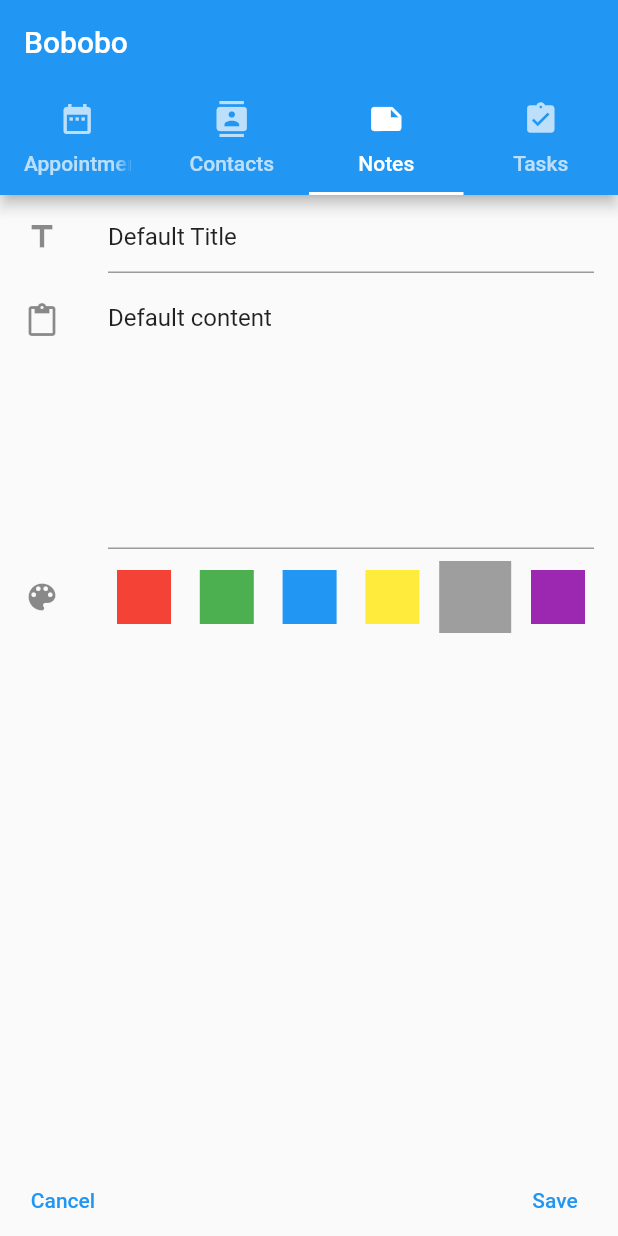
After one commit to CristiArde/flutter_playground, a Flutter app: the screen it shows after launch, tab 3 chosen, after a tap on the "add" icon, on a phone screen of 412 x 824 dp. The commit adds this screen. Run offline on Flutter 3.47's test engine with Material 2 defaults, Android fonts, the phone set to English and light mode, and no system bars; our stand-ins replace flutter_slidable, sqflite; missing offline and left inert: enum_to_string; accounts and stored records are empty.

Commit message:
stable version of Notes tab

```diff
--- /dev/null
+++ b/pim_app/lib/notes/Note.dart
@@ -0,0 +1,27 @@
+import 'package:flutter/material.dart';
+import 'package:scoped_model/scoped_model.dart';
+import 'NoteDBWorker.dart';
+import 'NoteEntry.dart';
+import 'NoteList.dart';
+import 'NoteModel.dart' show noteModel, NoteModel;
+
+class Note extends StatelessWidget {
+  Note() {
+    noteModel.loadData("notes", NoteDBWorker.db);
+  }
+
+  @override
+  Widget build(BuildContext context) {
+    return ScopedModel<NoteModel>(model: noteModel,
+        child: ScopedModelDescendant(
+          builder: (BuildContext context, Widget? child, NoteModel model) {
+            return IndexedStack(
+              index: model.stackIndex,
+              children: [NoteList(), NoteEntry()],
+            );
+          },
+        ));
+  }
+
+
+}
--- /dev/null
+++ b/pim_app/lib/notes/NoteDBWorker.dart
@@ -0,0 +1,168 @@
+import "package:path/path.dart";
+import "package:sqflite/sqflite.dart";
+import "../utils.dart" as utils;
+import "NoteModel.dart";
+
+class NoteDBWorker {
+  NoteDBWorker._();
+
+  static final NoteDBWorker db = NoteDBWorker._();
+
+  /// The one and only database instance.
+  Database? _db;
+
+  /// Get singleton instance, create if not available yet.
+  ///
+  /// @return The one and only Database instance.
+  Future get database async {
+    if (_db == null) {
+      _db = await init();
+    }
+
+    print("## Notes NotesDBWorker.get-database(): _db = $_db");
+
+    return _db;
+  }
+
+  /* End database getter. */
+
+  /// Initialize database.
+  ///
+  /// @return A Database instance.
+  Future<Database> init() async {
+    print("Notes NotesDBWorker.init()");
+
+    String path = join(utils.docsDir!.path, "notes.db");
+    print("## notes NotesDBWorker.init(): path = $path");
+    Database db = await openDatabase(path, version: 1, onOpen: (db) {},
+        onCreate: (Database inDB, int inVersion) async {
+      await inDB.execute("CREATE TABLE IF NOT EXISTS notes ("
+          "id INTEGER PRIMARY KEY,"
+          "title TEXT,"
+          "content TEXT,"
+          "color TEXT"
+          ")");
+    });
+    return db;
+  }
+
+  /* End init(). */
+
+  /// Create a Note from a Map.
+  Note noteFromMap(Map noteMap) {
+    print("## Notes NotesDBWorker.noteFromMap(): inMap = $noteMap");
+
+    Note note = Note();
+    note.id = noteMap["id"];
+    note.title = noteMap["title"];
+    note.content = noteMap["content"];
+    note.color = noteMap["color"];
+
+    print("## Notes NotesDBWorker.noteFromMap(): note = $note");
+
+    return note;
+  }
+
+  /* End noteFromMap(); */
+
+  /// Create a Map from a Note.
+  Map<String, dynamic> noteToMap(Note note) {
+    print("## Notes NotesDBWorker.noteToMap(): inNote = $note");
+
+    Map<String, dynamic> map = Map<String, dynamic>();
+    map["id"] = note.id;
+    map["title"] = note.title;
+    map["content"] = note.content;
+    map["color"] = note.color;
+
+    print("## notes NotesDBWorker.noteToMap(): map = $map");
+
+    return map;
+  }
+
+  /* End noteToMap(). */
+
+  /// Create a note.
+  ///
+  /// @param  inNote The Note object to create.
+  /// @return        Future.
+  Future create(Note note) async {
+    print("## Notes NotesDBWorker.create(): inNote = $note");
+
+    Database db = await database;
+
+    // Get largest current id in the table, plus one, to be the new ID.
+    var val = await db.rawQuery("SELECT MAX(id) + 1 AS id FROM notes");
+    var id = val.first["id"];
+    if (id == null) {
+      id = 1;
+    }
+
+    // Insert into table.
+    return await db.rawInsert(
+        "INSERT INTO notes (id, title, content, color) VALUES (?, ?, ?, ?)",
+        [id, note.title, note.content, note.color]);
+  }
+
+  /* End create(). */
+
+  /// Get a specific note.
+  ///
+  /// @param  inID The ID of the note to get.
+  /// @return      The corresponding Note object.
+  Future<Note> get(int inID) async {
+    print("## Notes NotesDBWorker.get(): inID = $inID");
+
+    Database db = await database;
+    var rec = await db.query("notes", where: "id = ?", whereArgs: [inID]);
+
+    print("## Notes NotesDBWorker.get(): rec.first = $rec.first");
+
+    return noteFromMap(rec.first);
+  }
+
+  /* End get(). */
+
+  /// Get all notes.
+  ///
+  /// @return A List of Note objects.
+  Future<List> getAll() async {
+    print("## Notes NotesDBWorker.getAll()");
+
+    Database db = await database;
+    var recs = await db.query("notes");
+    var list = recs.isNotEmpty ? recs.map((m) => noteFromMap(m)).toList() : [];
+
+    print("## Notes NotesDBWorker.getAll(): list = $list");
+
+    return list;
+  }
+
+  /* End getAll(). */
+
+  /// Update a note.
+  ///
+  /// @param inNote The note to update.
+  /// @return       Future.
+  Future update(Note note) async {
+    print("## Notes NotesDBWorker.update(): inNote = $note");
+
+    Database db = await database;
+    return await db.update("notes", noteToMap(note),
+        where: "id = ?", whereArgs: [note.id]);
+  }
+
+  /* End update(). */
+
+  /// Delete a note.
+  ///
+  /// @param inID The ID of the note to delete.
+  /// @return     Future.
+  Future delete(int id) async {
+    print("## Notes NotesDBWorker.delete(): inID = $id");
+
+    Database db = await database;
+    return await db.delete("notes", where: "id = ?", whereArgs: [id]);
+  }
+/* End delete(). */
+}
--- /dev/null
+++ b/pim_app/lib/notes/NoteEntry.dart
@@ -0,0 +1,171 @@
+import 'package:flutter/cupertino.dart';
+import 'package:flutter/material.dart';
+import 'package:pim_app/notes/NoteModel.dart' show NoteModel, noteModel;
+import 'package:scoped_model/scoped_model.dart';
+
+import 'NoteDBWorker.dart';
+
+class NoteEntry extends StatelessWidget {
+  final TextEditingController _titleEditingController = TextEditingController();
+  final TextEditingController _contentEditingController = TextEditingController();
+  final GlobalKey<FormState> _formKey = GlobalKey<FormState>();
+
+  NoteEntry() {
+    _titleEditingController.addListener(() => noteModel.entityBeingEdited.tile = _titleEditingController.text);
+    _contentEditingController.addListener(() => noteModel.entityBeingEdited.content = _contentEditingController.text);
+  }
+
+  @override
+  Widget build(BuildContext context) {
+    print("## NotesEntry.build()");
+
+    // Set value of controllers.
+    if (noteModel.entityBeingEdited != null) {
+      _titleEditingController.text = noteModel.entityBeingEdited.title;
+      _contentEditingController.text = noteModel.entityBeingEdited.content;
+    }
+
+    // Return widget.
+    return ScopedModel(
+        model: noteModel,
+        child: ScopedModelDescendant<NoteModel>(builder: (BuildContext inContext, Widget? inChild, NoteModel inModel) {
+          return Scaffold(
+              bottomNavigationBar: Padding(
+                  padding: EdgeInsets.symmetric(vertical: 0, horizontal: 10),
+                  child: Row(children: [
+                    TextButton(
+                        child: Text("Cancel"),
+                        onPressed: () {
+                          // Hide soft keyboard.
+                          FocusScope.of(inContext).requestFocus(FocusNode());
+                          // Go back to the list view.
+                          inModel.setStackIndex(0);
+                        }),
+                    Spacer(),
+                    TextButton(
+                        child: Text("Save"),
+                        onPressed: () {
+                          _save(inContext, noteModel);
+                        })
+                  ])),
+              body: Form(
+                  key: _formKey,
+                  child: ListView(children: [
+                    // Title.
+                    ListTile(
+                        leading: Icon(Icons.title),
+                        title: TextFormField(
+                            decoration: InputDecoration(hintText: "Title"),
+                            controller: _titleEditingController,
+                            )),
+                    // Content.
+                    ListTile(
+                        leading: Icon(Icons.content_paste),
+                        title: TextFormField(
+                            keyboardType: TextInputType.multiline,
+                            maxLines: 8,
+                            decoration: InputDecoration(hintText: "Content"),
+                            controller: _contentEditingController,
+                        )),
+                    // Note color.
+                    ListTile(
+                        leading: Icon(Icons.color_lens),
+                        title: Row(children: [
+                          GestureDetector(
+                              child: Container(
+                                  decoration: ShapeDecoration(
+                                      shape: Border.all(color: Colors.red, width: 18) + Border.all(width: 6, color: noteModel.color == "red" ? Colors.red : Theme.of(inContext).canvasColor))),
+                              onTap: () {
+                                noteModel.entityBeingEdited.color = "red";
+                                noteModel.setColor("red");
+                              }),
+                          Spacer(),
+                          GestureDetector(
+                              child: Container(
+                                  decoration: ShapeDecoration(
+                                      shape: Border.all(color: Colors.green, width: 18) + Border.all(width: 6, color: noteModel.color == "green" ? Colors.green : Theme.of(inContext).canvasColor))),
+                              onTap: () {
+                                noteModel.entityBeingEdited.color = "green";
+                                noteModel.setColor("green");
+                              }),
+                          Spacer(),
+                          GestureDetector(
+                              child: Container(
+                                  decoration: ShapeDecoration(
+                                      shape: Border.all(color: Colors.blue, width: 18) + Border.all(width: 6, color: noteModel.color == "blue" ? Colors.blue : Theme.of(inContext).canvasColor))),
+                              onTap: () {
+                                noteModel.entityBeingEdited.color = "blue";
+                                noteModel.setColor("blue");
+                              }),
+                          Spacer(),
+                          GestureDetector(
+                              child: Container(
+                                  decoration: ShapeDecoration(
+                                      shape: Border.all(color: Colors.yellow, width: 18) + Border.all(width: 6, color: noteModel.color == "yellow" ? Colors.yellow : Theme.of(inContext).canvasColor))),
+                              onTap: () {
+                                noteModel.entityBeingEdited.color = "yellow";
+                                noteModel.setColor("yellow");
+                              }),
+                          Spacer(),
+                          GestureDetector(
+                              child: Container(
+                                  decoration: ShapeDecoration(
+                                      shape: Border.all(color: Colors.grey, width: 18) + Border.all(width: 6, color: noteModel.color == "grey" ? Colors.grey : Theme.of(inContext).canvasColor))),
+                              onTap: () {
+                                noteModel.entityBeingEdited.color = "grey";
+                                noteModel.setColor("grey");
+                              }),
+                          Spacer(),
+                          GestureDetector(
+                              child: Container(
+                                  decoration: ShapeDecoration(
+                                      shape: Border.all(color: Colors.purple, width: 18) + Border.all(width: 6, color: noteModel.color == "purple" ? Colors.purple : Theme.of(inContext).canvasColor))),
+                              onTap: () {
+                                noteModel.entityBeingEdited.color = "purple";
+                                noteModel.setColor("purple");
+                              })
+                        ]))
+                  ] /* End Column children. */
+                      ) /* End ListView. */
+                  ) /* End Form. */
+              ); /* End Scaffold. */
+        } /* End ScopedModelDescendant builder(). */
+            ) /* End ScopedModelDescendant. */
+        ); /* End ScopedModel. */
+  }
+
+  Future<void> _save(BuildContext inContext, NoteModel inModel) async {
+    if (!_formKey.currentState!.validate()) { return; }
+
+    // Creating a new note.
+    if (inModel.entityBeingEdited.id == -1) {
+
+      print("## NotesEntry._save(): Creating: ${inModel.entityBeingEdited}");
+      await NoteDBWorker.db.create(noteModel.entityBeingEdited);
+
+      // Updating an existing note.
+    } else {
+
+      print("## NotesEntry._save(): Updating: ${inModel.entityBeingEdited}");
+      await NoteDBWorker.db.update(noteModel.entityBeingEdited);
+
+    }
+
+    // Reload data from database to update list.
+    noteModel.loadData("notes", NoteDBWorker.db);
+
+    // Go back to the list view.
+    noteModel.setStackIndex(0);
+
+    // Show SnackBar.
+    ScaffoldMessenger.of(inContext).showSnackBar(
+        SnackBar(
+            backgroundColor : Colors.green,
+            duration : Duration(seconds : 2),
+            content : Text("Note saved")
+        )
+    );
+  }
+/* End build(). */
+
+}
--- /dev/null
+++ b/pim_app/lib/notes/NoteList.dart
@@ -0,0 +1,134 @@
+import "package:flutter/material.dart";
+import 'package:pim_app/notes/NoteDBWorker.dart';
+import "package:scoped_model/scoped_model.dart";
+import "package:flutter_slidable/flutter_slidable.dart";
+import "NoteDBWorker.dart" show NoteDBWorker;
+import "NoteModel.dart" show Note, NoteModel, noteModel;
+import 'package:flutter/cupertino.dart';
+
+class NoteList extends StatelessWidget {
+  @override
+  Widget build(BuildContext inContext) {
+    print("## noteList.build()");
+
+    // Return widget.
+    return ScopedModel<NoteModel>(
+        model: noteModel,
+        child: ScopedModelDescendant<NoteModel>(builder:
+                (BuildContext inContext, Widget? inChild, NoteModel inModel) {
+          return Scaffold(
+              // Add note.
+              floatingActionButton: FloatingActionButton(
+                  child: Icon(Icons.add, color: Colors.white),
+                  onPressed: () async {
+                    noteModel.entityBeingEdited = Note();
+                    noteModel.setColor("grey");
+                    noteModel.setStackIndex(1);
+                  }),
+              body: ListView.builder(
+                  itemCount: noteModel.entityList.length,
+                  itemBuilder: (BuildContext inBuildContext, int inIndex) {
+                    Note note = noteModel.entityList[inIndex];
+                    // Determine note background color (default to white if none was selected).
+                    Color color = Colors.white;
+                    switch (note.color) {
+                      case "red":
+                        color = Colors.red;
+                        break;
+                      case "green":
+                        color = Colors.green;
+                        break;
+                      case "blue":
+                        color = Colors.blue;
+                        break;
+                      case "yellow":
+                        color = Colors.yellow;
+                        break;
+                      case "grey":
+                        color = Colors.grey;
+                        break;
+                      case "purple":
+                        color = Colors.purple;
+                        break;
+                    }
+                    return Container(
+                        padding: EdgeInsets.fromLTRB(20, 20, 20, 0),
+                        child: Slidable(
+                            actionPane: SlidableDrawerActionPane(),
+                            actionExtentRatio: .25,
+                            secondaryActions: [
+                              IconSlideAction(
+                                  caption: "Delete",
+                                  color: Colors.red,
+                                  icon: Icons.delete,
+                                  onTap: () => _deleteNote(inContext, note))
+                            ],
+                            child: Card(
+                                elevation: 8,
+                                color: color,
+                                child: ListTile(
+                                    title: Text("${note.title}"),
+                                    subtitle: Text("${note.content}"),
+                                    // Edit existing note.
+                                    onTap: () async {
+                                      // Get the data from the database and send to the edit view.
+                                      noteModel.entityBeingEdited =
+                                          await NoteDBWorker.db.get(note.id);
+                                      noteModel.setColor(
+                                          noteModel.entityBeingEdited.color);
+                                      noteModel.setStackIndex(1);
+                                    })) /* End Card. */
+                            ) /* End Slidable. */
+                        ); /* End Container. */
+                  } /* End itemBuilder. */
+                  ) /* End End ListView.builder. */
+              ); /* End Scaffold. */
+        } /* End ScopedModelDescendant builder. */
+            ) /* End ScopedModelDescendant. */
+        ); /* End ScopedModel. */
+  }
+
+/* End build(). */
+
+  /// Show a dialog requesting delete confirmation.
+  ///
+  /// @param  inContext The BuildContext of the parent Widget.
+  /// @param  inNote    The note (potentially) being deleted.
+  /// @return           Future.
+  Future _deleteNote(BuildContext parentContext, Note note) async {
+    print("## NotestList._deleteNote(): inNote = $note");
+
+    return showDialog(
+        context: parentContext,
+        barrierDismissible: false,
+        builder: (BuildContext alertContext) {
+          return AlertDialog(
+              title: Text("Delete Note"),
+              content: Text("Are you sure you want to delete ${note.title}?"),
+              actions: [
+                TextButton(
+                    child: Text("Cancel"),
+                    onPressed: () {
+                      // Just hide dialog.
+                      Navigator.of(alertContext).pop();
+                    }),
+                TextButton(
+                    child: Text("Delete"),
+                    onPressed: () async {
+                      // Delete from database, then hide dialog, show SnackBar, then re-load data for the list.
+                      await NoteDBWorker.db.delete(note.id);
+                      Navigator.of(alertContext).pop();
+                      ScaffoldMessenger.of(parentContext).showSnackBar(
+                          const SnackBar(
+                              backgroundColor: Colors.red,
+                              duration: Duration(seconds: 2),
+                              content: Text("Note deleted")));
+                      // Reload data from database to update list.
+                      noteModel.loadData("notes", NoteDBWorker.db);
+                    })
+              ]);
+        });
+  }
+/* End _deleteNote(). */
+
+}
--- /dev/null
+++ b/pim_app/lib/notes/NoteModel.dart
@@ -0,0 +1,31 @@
+import "../BaseModel.dart";
+
+/// A class representing this PIM entity type.
+class Note {
+  /// The fields this entity type contains.
+  int id = -1;
+  String title = "Default Title";
+  String content = "Default content";
+  String color = "Grey";
+
+
+
+  /// Just for debugging, so we get something useful in the console.
+  String toString() {
+    return "{ id=$id, title=$title, content=$content, color=$color }";
+  }
+}
+
+
+class NoteModel extends BaseModel {
+  var _color = "Grey";
+
+  void setColor(String color){
+    this._color = color;
+    notifyListeners();
+  }
+
+  get color => _color;
+}
+
+NoteModel noteModel = NoteModel();
```
Also changed, not shown: pim_app/lib/main.dart (+5 -86 lines), pim_app/lib/utils.dart (+3 -6 lines), pim_app/pubspec.yaml (+8 -8 lines), pim_app/pubspec.lock, 1 other file.
